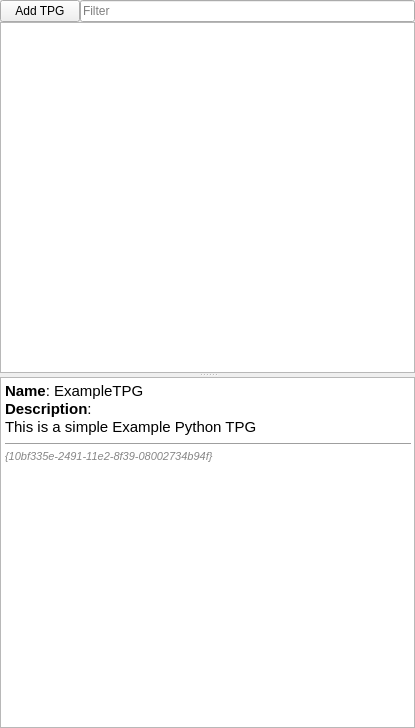
Before: the Qt Designer form src/Mod/Cam2/Gui/TPGLibraryDockWindow.ui in turkishviking/FreeCAD_sf_master, drawn with Qt 5.
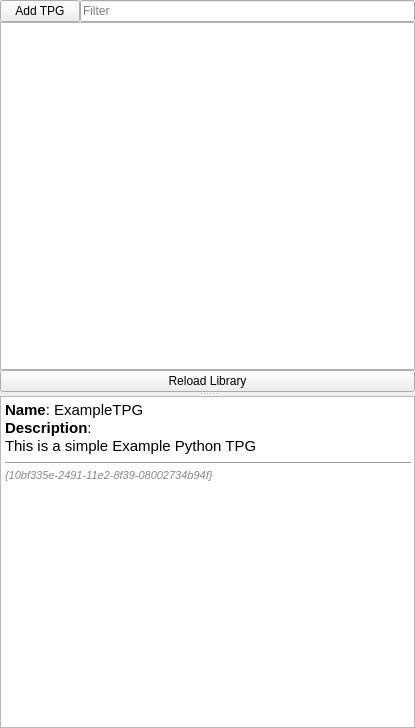
After: the same form once the commit is applied.

Commit message: Several updates relating to the TPGLibrary: - Added TPGListModel to enable TPG's to be listed in the treeview. - Connected some buttons to backend code - Segfault bug still outstanding in the refresh button code.

The edit to the form file:
```diff
--- a/src/Mod/Cam2/Gui/TPGLibraryDockWindow.ui
+++ b/src/Mod/Cam2/Gui/TPGLibraryDockWindow.ui
@@ -55,7 +55,23 @@
      <property name="orientation">
       <enum>Qt::Vertical</enum>
      </property>
-     <widget class="QListView" name="TPGList"/>
+     <widget class="QWidget" name="verticalLayoutWidget">
+      <layout class="QVBoxLayout" name="verticalLayout">
+       <property name="spacing">
+        <number>0</number>
+       </property>
+       <item>
+        <widget class="QListView" name="TPGList"/>
+       </item>
+       <item>
+        <widget class="QPushButton" name="ReloadLibrary">
+         <property name="text">
+          <string>Reload Library</string>
+         </property>
+        </widget>
+       </item>
+      </layout>
+     </widget>
      <widget class="QTextBrowser" name="TPGDetails">
       <property name="html">
        <string>&lt;!DOCTYPE HTML PUBLIC &quot;-//W3C//DTD HTML 4.0//EN&quot; &quot;http://www.w3.org/TR/REC-html40/strict.dtd&quot;&gt;
```
Left out of the diff: 2 changed lines with no effect on the pictures. The commit also changes 18 other files.
